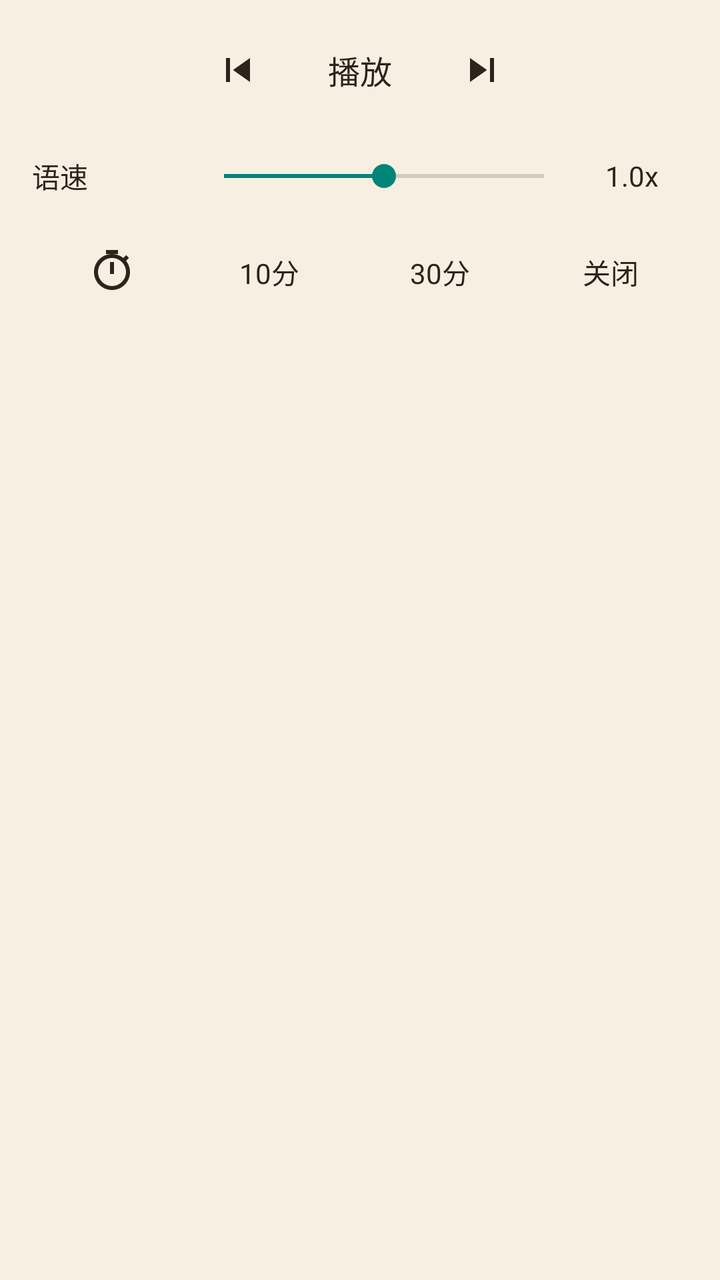
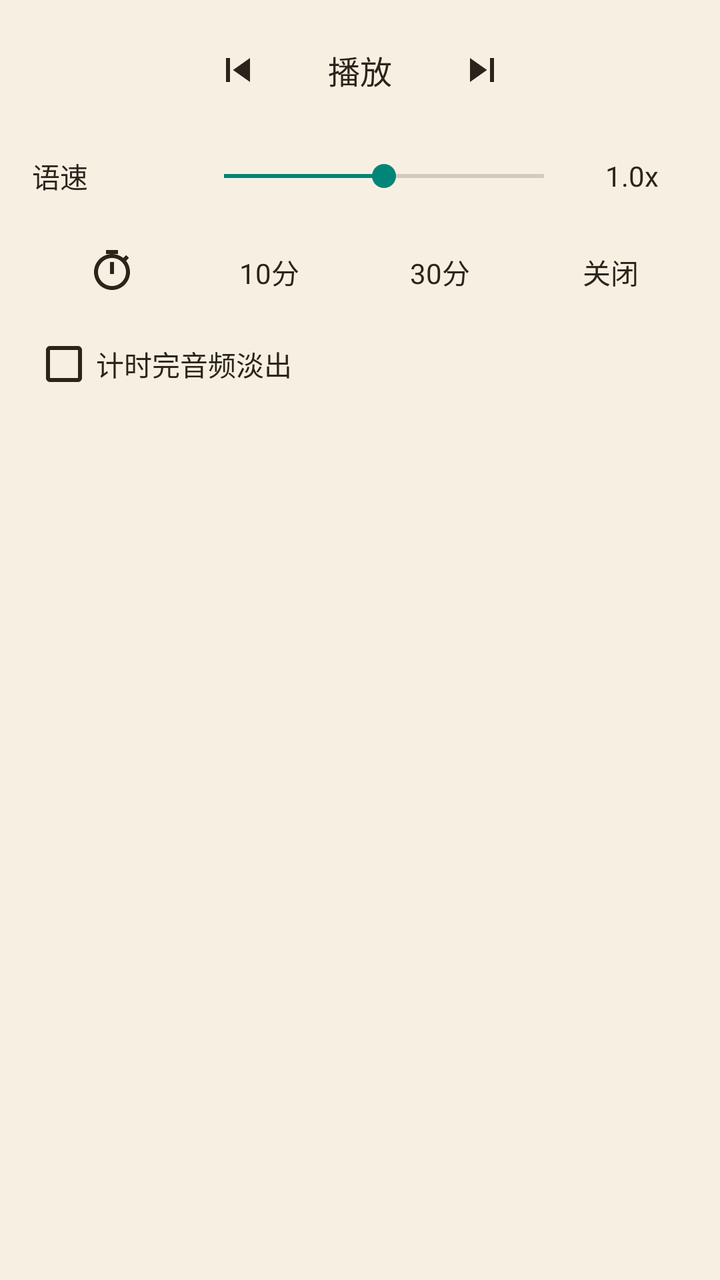

The first picture is an Android layout as it rendered before a commit; the second is the same layout after the commit. The layout source and the unified diff follow.
<!-- AndroidManifest.xml: application theme Theme.Tset -->
<!-- res/layout/dialog_m9_read_aloud.xml -->
<?xml version="1.0" encoding="utf-8"?>
<LinearLayout xmlns:android="http://schemas.android.com/apk/res/android"
    xmlns:app="http://schemas.android.com/apk/res-auto"
    android:id="@+id/reader_audio_root"
    android:layout_width="match_parent"
    android:layout_height="wrap_content"
    android:background="@drawable/reader_menu_panel_bg"
    android:orientation="vertical"
    android:paddingStart="16dp"
    android:paddingTop="6dp"
    android:paddingEnd="16dp"
    android:paddingBottom="6dp">

    <LinearLayout
        android:layout_width="match_parent"
        android:layout_height="58dp"
        android:gravity="center"
        android:orientation="horizontal">

        <View
            android:layout_width="0dp"
            android:layout_height="1dp"
            android:layout_weight="1" />

        <ImageButton
            android:id="@+id/audio_play_prev"
            android:layout_width="42dp"
            android:layout_height="42dp"
            android:layout_marginStart="8dp"
            android:layout_marginEnd="8dp"
            android:background="@drawable/reader_menu_touch"
            android:padding="7dp"
            android:src="@drawable/reader_ic_skip_previous"
            app:tint="#2C241B" />

        <TextView
            android:id="@+id/audio_play_pause"
            android:layout_width="64dp"
            android:layout_height="42dp"
            android:background="@drawable/reader_menu_touch"
            android:gravity="center"
            android:text="@string/play"
            android:textColor="#2C241B"
            android:textSize="16sp" />

        <ImageButton
            android:id="@+id/audio_play_next"
            android:layout_width="42dp"
            android:layout_height="42dp"
            android:layout_marginStart="8dp"
            android:layout_marginEnd="8dp"
            android:background="@drawable/reader_menu_touch"
            android:padding="7dp"
            android:src="@drawable/reader_ic_skip_next"
            app:tint="#2C241B" />

        <View
            android:layout_width="0dp"
            android:layout_height="1dp"
            android:layout_weight="1" />

    </LinearLayout>

    <LinearLayout
        android:layout_width="match_parent"
        android:layout_height="48dp"
        android:gravity="center_vertical"
        android:orientation="horizontal">

        <TextView
            android:id="@+id/audio_speed_label"
            android:layout_width="80dp"
            android:layout_height="match_parent"
            android:gravity="center_vertical"
            android:text="@string/read_aloud_speed"
            android:textColor="#2C241B"
            android:textSize="14sp" />

        <SeekBar
            android:id="@+id/audio_speed_seek"
            android:layout_width="0dp"
            android:layout_height="match_parent"
            android:layout_weight="1"
            android:max="100"
            android:progress="50" />

        <TextView
            android:id="@+id/audio_speed_value"
            android:layout_width="56dp"
            android:layout_height="match_parent"
            android:gravity="center"
            android:text="1.0x"
            android:textColor="#2C241B"
            android:textSize="14sp" />
    </LinearLayout>

    <LinearLayout
        android:layout_width="match_parent"
        android:layout_height="48dp"
        android:gravity="center_vertical"
        android:orientation="horizontal">

        <ImageView
            android:id="@+id/audio_timer_label"
            android:layout_width="80dp"
            android:layout_height="match_parent"
            android:contentDescription="@string/bookreader_sleep_timer"
            android:padding="12dp"
            android:src="@drawable/reader_ic_timer"
            app:tint="#2C241B" />

        <TextView
            android:id="@+id/audio_timer_10"
            android:layout_width="0dp"
            android:layout_height="36dp"
            android:layout_marginEnd="8dp"
            android:layout_weight="1"
            android:background="@drawable/reader_menu_touch"
            android:gravity="center"
            android:text="10分"
            android:textColor="#2C241B"
            android:textSize="14sp" />

        <TextView
            android:id="@+id/audio_timer_30"
            android:layout_width="0dp"
            android:layout_height="36dp"
            android:layout_marginEnd="8dp"
            android:layout_weight="1"
            android:background="@drawable/reader_menu_touch"
            android:gravity="center"
            android:text="30分"
            android:textColor="#2C241B"
            android:textSize="14sp" />

        <TextView
            android:id="@+id/audio_timer_off"
            android:layout_width="0dp"
            android:layout_height="36dp"
            android:layout_weight="1"
            android:background="@drawable/reader_menu_touch"
            android:gravity="center"
            android:text="@string/close"
            android:textColor="#2C241B"
            android:textSize="14sp" />
    </LinearLayout>
</LinearLayout>
<!-- resources referenced by this layout -->
<resources>
  <!-- drawable reader_ic_skip_next (drawable) -->
  <vector xmlns:android="http://schemas.android.com/apk/res/android"
      android:width="24dp"
      android:height="24dp"
      android:viewportWidth="24.0"
      android:viewportHeight="24.0">
      <path
          android:fillColor="#FF000000"
          android:pathData="M6,18l8.5,-6L6,6v12zM16,6v12h2V6h-2z" />
  </vector>
  <!-- drawable reader_ic_skip_previous (drawable) -->
  <vector xmlns:android="http://schemas.android.com/apk/res/android"
      android:width="24dp"
      android:height="24dp"
      android:viewportWidth="24.0"
      android:viewportHeight="24.0">
      <path
          android:fillColor="#FF000000"
          android:pathData="M6,6h2v12L6,18zM9.5,12l8.5,6L18,6z" />
  </vector>
  <!-- drawable reader_ic_timer (drawable) -->
  <vector xmlns:android="http://schemas.android.com/apk/res/android"
      android:width="24dp"
      android:height="24dp"
      android:viewportWidth="24"
      android:viewportHeight="24">
      <path
          android:fillColor="#2C241B"
          android:pathData="M15,1H9v2h6V1zM11,13h2V7h-2v6zM19.03,6.39l1.42,-1.42c-0.43,-0.51 -0.9,-0.99 -1.41,-1.41l-1.42,1.42C16.07,3.74 14.12,3 12,3c-4.97,0 -9,4.03 -9,9s4.02,9 9,9s9,-4.03 9,-9c0,-2.12 -0.74,-4.07 -1.97,-5.61zM12,19c-3.86,0 -7,-3.14 -7,-7s3.14,-7 7,-7s7,3.14 7,7s-3.14,7 -7,7z" />
  </vector>
  <!-- drawable reader_menu_panel_bg (drawable) -->
  <?xml version="1.0" encoding="utf-8"?>
  <shape xmlns:android="http://schemas.android.com/apk/res/android">
      <solid android:color="#F7F0E2" />
  </shape>
  <!-- drawable reader_menu_touch (drawable) -->
  <?xml version="1.0" encoding="utf-8"?>
  <selector xmlns:android="http://schemas.android.com/apk/res/android">
      <item android:state_pressed="true">
          <shape>
              <solid android:color="#22000000" />
          </shape>
      </item>
      <item android:drawable="@android:color/transparent" />
  </selector>
  <string name="bookreader_sleep_timer">计时</string>
  <string name="close">关闭</string>
  <string name="play">播放</string>
  <string name="read_aloud_speed">语速</string>
  <style name="Theme.Tset" parent="Theme.AppCompat.DayNight.NoActionBar" />
</resources>

<!-- the commit's change to res/layout/dialog_m9_read_aloud.xml (unified diff, before → after) -->
@@ -144,4 +144,14 @@
             android:textColor="#2C241B"
             android:textSize="14sp" />
     </LinearLayout>
+
+    <CheckBox
+        android:id="@+id/audio_timer_fade_out"
+        android:layout_width="match_parent"
+        android:layout_height="44dp"
+        android:buttonTint="#2C241B"
+        android:gravity="center_vertical"
+        android:text="@string/bookreader_sleep_fade_out_audio"
+        android:textColor="#2C241B"
+        android:textSize="14sp" />
 </LinearLayout>
<!-- resource entries referenced after the edit -->
@@ -45,6 +45,7 @@
       </item>
       <item android:drawable="@android:color/transparent" />
   </selector>
+  <string name="bookreader_sleep_fade_out_audio">计时完音频淡出</string>
   <string name="bookreader_sleep_timer">计时</string>
   <string name="close">关闭</string>
   <string name="play">播放</string>
